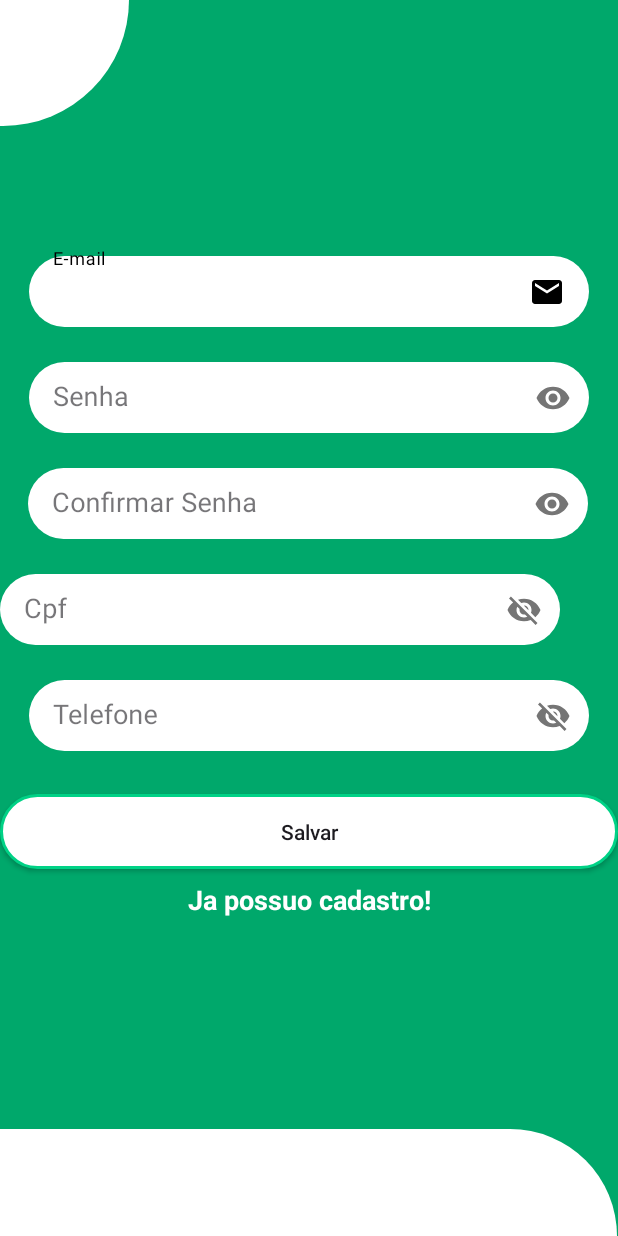
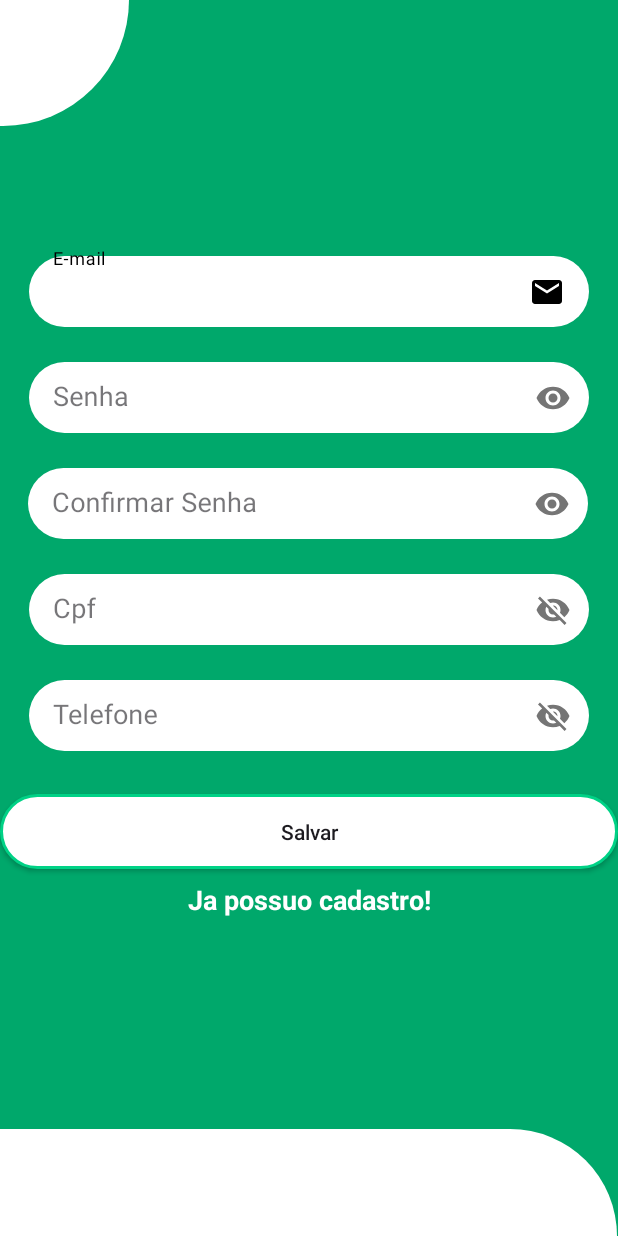
Before and after one commit to vinicius-yudi/ProjetoAndroid, an Android app: the TelaCadastro screen opened directly, with no data from a screen before it, on a phone screen of 412 x 824 dp. Run offline under Robolectric (Android 15) with nearby library versions, the phone set to English and light mode, and no system bars.

```diff
--- a/app/src/main/res/layout/activity_tela_cadastro.xml
+++ b/app/src/main/res/layout/activity_tela_cadastro.xml
@@ -15,7 +15,7 @@
       tools:context=".TelaCadastro">
 
     <TextView
-        android:id="@+id/txtJaTenhoCadastro"
+        android:id="@+id/txtMain"
         android:layout_width="match_parent"
         android:layout_height="wrap_content"
         android:layout_marginTop="8dp"
@@ -84,10 +84,11 @@
         app:errorTextColor="@color/red"
         app:hintAnimationEnabled="true"
         app:hintTextColor="@color/black"
+        app:layout_constraintEnd_toEndOf="parent"
+        app:layout_constraintStart_toStartOf="parent"
         app:layout_constraintTop_toBottomOf="@+id/txtInputLayoutConfirmarSenha"
         app:passwordToggleEnabled="true"
-        tools:ignore="ExtraText,MissingConstraints"
-        tools:layout_editor_absoluteX="19dp">
+        tools:ignore="ExtraText,MissingConstraints">
 
       <com.google.android.material.textfield.TextInputEditText
           android:id="@+id/editCpf"
```
